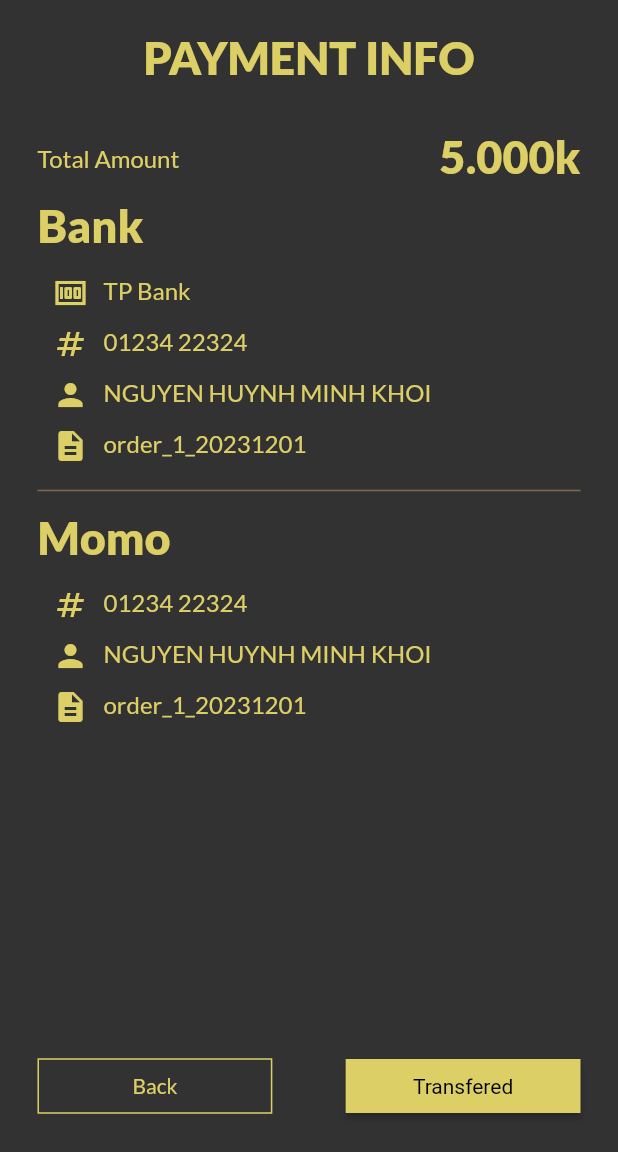
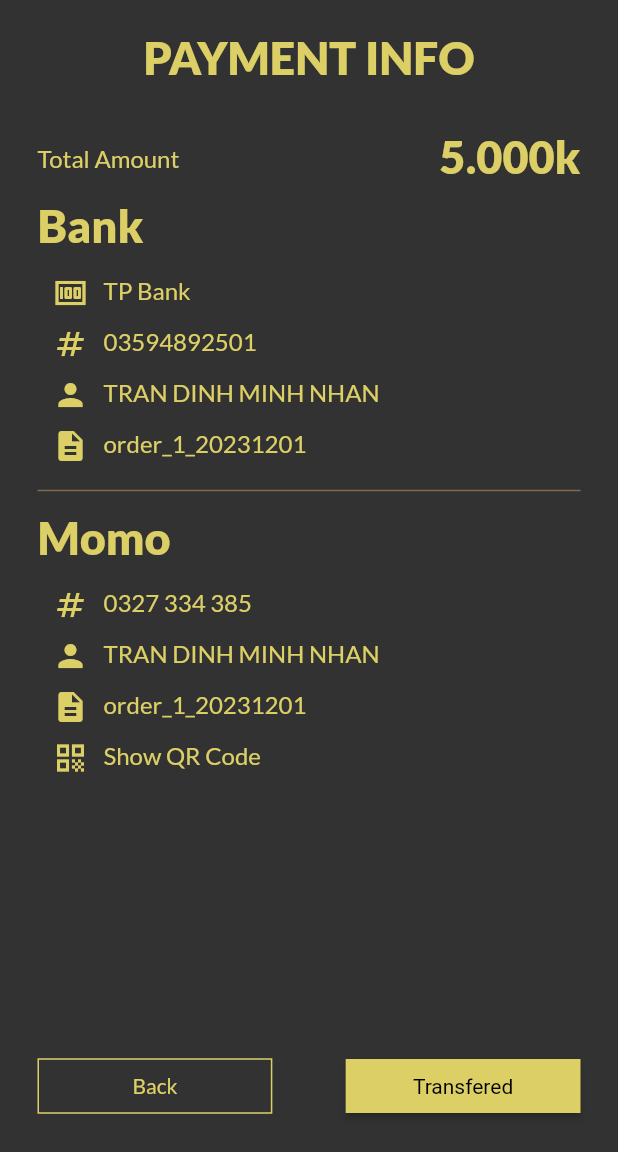
Before and after one commit to L2T-Team/Permix, a Flutter app: the PaymentScreen screen opened by its route, on a phone screen of 412 x 824 dp, the part 84-1236 px from its top. Run offline on Flutter 3.47's test engine with Material 2 defaults, Android fonts, the phone set to English and light mode, and no system bars.

Commit message:
Payment page update

```diff
--- a/lib/main.dart
+++ b/lib/main.dart
@@ -111,7 +111,7 @@ class MainApp extends StatelessWidget {
           ),
         ),
       ),
-      home: const LoginScreen(),
+      home: const PaymentScreen(),
       routes: {
         PermixRoutes.cartScreen: (_) => const CartScreen(),
         PermixRoutes.customizeScreen: (_) => const CustomizeScreen(),
--- a/lib/screen/payment-screen.dart
+++ b/lib/screen/payment-screen.dart
@@ -21,6 +21,11 @@ class PaymentScreen extends StatelessWidget {
       ),
     );
   }
+
+  final _phoneNum = '0327 334 385';
+  final _name = 'TRAN DINH MINH NHAN';
+  final _bankName = 'TP Bank';
+  final _bankNum = '03594892501';
 
   @override
   Widget build(BuildContext context) {
@@ -67,9 +72,9 @@ class PaymentScreen extends StatelessWidget {
             SizedBox(
               height: 10,
             ),
-            _buildInfoRow(context, Icons.money, 'TP Bank'),
-            _buildInfoRow(context, Icons.numbers, '01234 22324'),
-            _buildInfoRow(context, Icons.person, 'NGUYEN HUYNH MINH KHOI'),
+            _buildInfoRow(context, Icons.money, _bankName),
+            _buildInfoRow(context, Icons.numbers, _bankNum),
+            _buildInfoRow(context, Icons.person, _name),
             _buildInfoRow(context, Icons.description, 'order_1_20231201'),
             Padding(
               padding: const EdgeInsets.symmetric(vertical: 10.0),
@@ -84,9 +89,21 @@ class PaymentScreen extends StatelessWidget {
               style: Theme.of(context).textTheme.headlineLarge,
             ),
             SizedBox(height: 10),
-            _buildInfoRow(context, Icons.numbers, '01234 22324'),
-            _buildInfoRow(context, Icons.person, 'NGUYEN HUYNH MINH KHOI'),
+            _buildInfoRow(context, Icons.numbers, _phoneNum),
+            _buildInfoRow(context, Icons.person, _name),
             _buildInfoRow(context, Icons.description, 'order_1_20231201'),
+            Material(
+              color: Colors.transparent,
+              child: InkWell(
+                highlightColor: PRIMARY_COLOR,
+                splashColor: PRIMARY_COLOR,
+                child: _buildInfoRow(context, Icons.qr_code, 'Show QR Code'),
+                onTap: () async {
+                  await showDialog(
+                      context: context, builder: (_) => ImageDialog());
+                },
+              ),
+            ),
             Expanded(
               child: Align(
                 alignment: Alignment.bottomCenter,
@@ -94,9 +111,11 @@ class PaymentScreen extends StatelessWidget {
                   mainAxisAlignment: MainAxisAlignment.spaceBetween,
                   mainAxisSize: MainAxisSize.max,
                   children: [
-                    TextButton(onPressed: () {
-                      Navigator.of(context).pop();
-                    }, child: Text('Back')),
+                    TextButton(
+                        onPressed: () {
+                          Navigator.of(context).pop();
+                        },
+                        child: Text('Back')),
                     ElevatedButton(onPressed: () {}, child: Text('Transfered'))
                   ],
                 ),
@@ -108,3 +127,33 @@ class PaymentScreen extends StatelessWidget {
     );
   }
 }
+
+class ImageDialog extends StatelessWidget {
+  @override
+  Widget build(BuildContext context) {
+    final size = MediaQuery.of(context).size;
+
+    return Dialog(
+      child: Container(
+        width: size.width - 40,
+        padding: EdgeInsets.all(10),
+        color: Theme.of(context).colorScheme.background,
+        child: Column(
+          mainAxisSize: MainAxisSize.min,
+          children: [
+            Image.asset('$IMAGE_PATH/qr-code.jpg'),
+            SizedBox(
+              height: 10,
+            ),
+            TextButton(
+              onPressed: () {
+                Navigator.of(context).pop();
+              },
+              child: Text('Close'),
+            )
+          ],
+        ),
+      ),
+    );
+  }
+}
```
Also changed, not shown: assets/images/qr-code.jpg (added).
